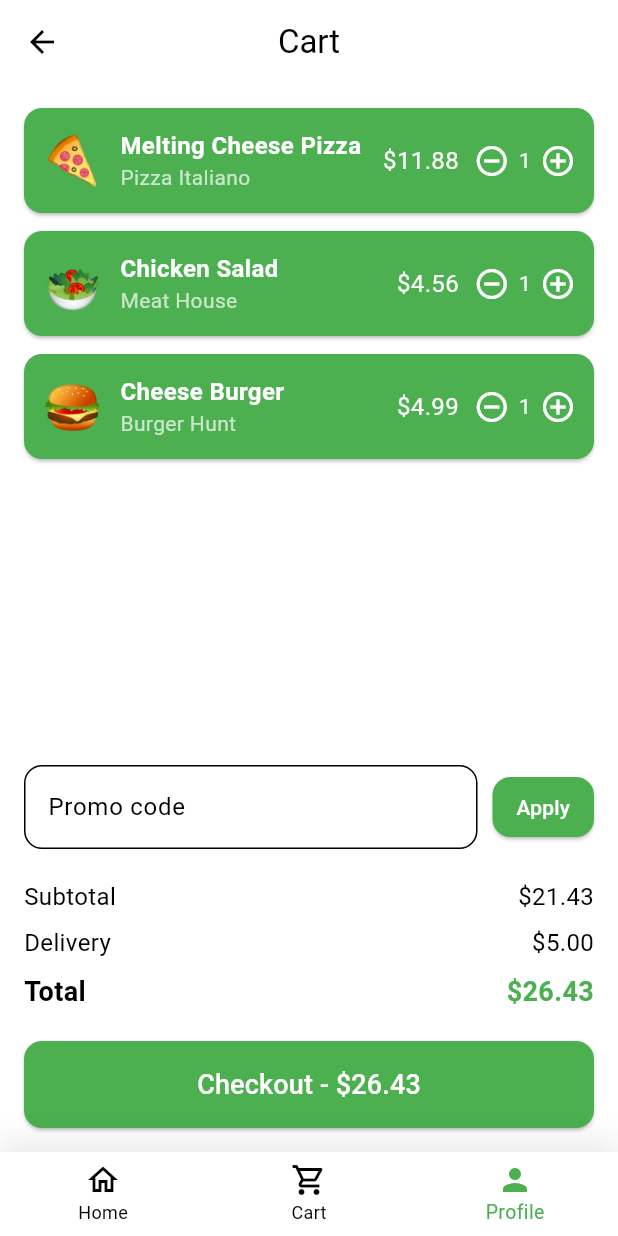
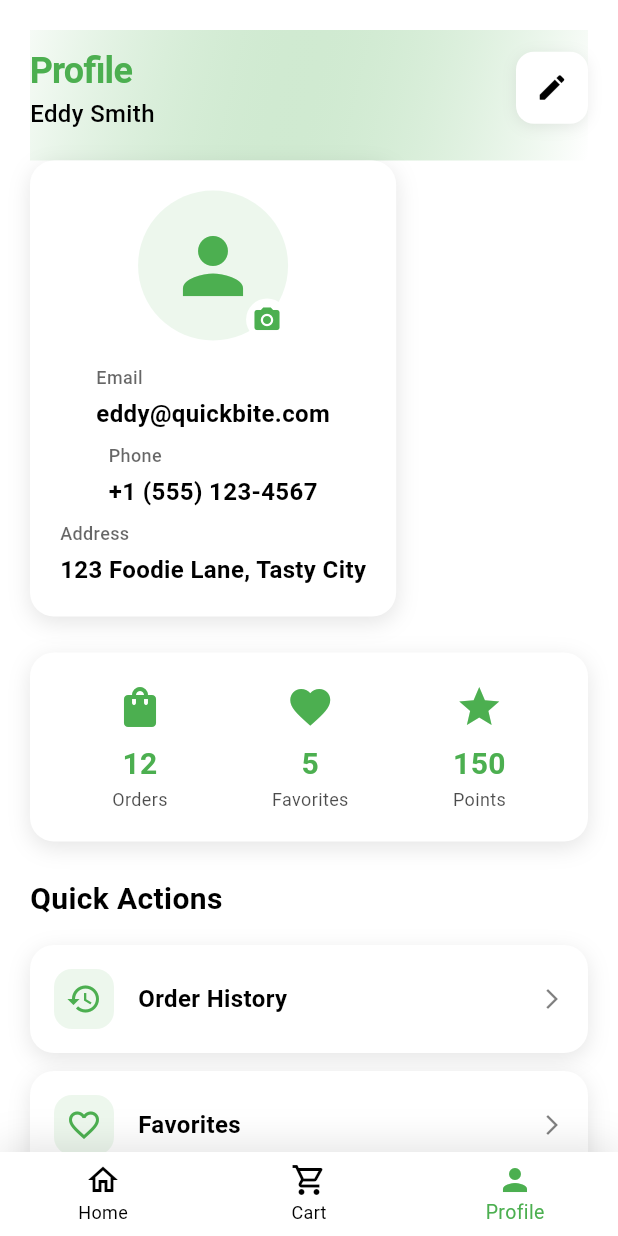
Before and after one commit to kinzy469/quickbite, a Flutter app: the screen it shows after launch, item 3 of the bottom bar chosen, on a phone screen of 412 x 824 dp. Run offline on Flutter 3.47's test engine with Material 3 defaults, Android fonts, the phone set to English and light mode, and no system bars.

Commit message:
just updated the profile screen

```diff
--- a/lib/presentation/screens/home/Home.dart
+++ b/lib/presentation/screens/home/Home.dart
@@ -1,7 +1,7 @@
 import 'package:flutter/material.dart';
 import 'package:quickbite/core/constants/colors.dart';
 import 'package:quickbite/presentation/screens/home/cart/cart.dart';
-import 'package:quickbite/presentation/screens/screen3.dart';
+import 'package:quickbite/presentation/screens/home/profile/profile.dart';
 import 'package:quickbite/widgets/common/icon_button.dart';
 import 'package:quickbite/widgets/home/category_card.dart';
 import 'package:quickbite/widgets/home/product_card.dart';
--- /dev/null
+++ b/lib/presentation/screens/home/profile/profile.dart
@@ -0,0 +1,324 @@
+import 'package:flutter/material.dart';
+import 'package:quickbite/core/constants/colors.dart';
+import 'package:quickbite/core/constants/text_styles.dart';
+import 'package:quickbite/widgets/common/icon_button.dart';
+
+class ProfileScreen extends StatelessWidget {
+  const ProfileScreen({super.key});
+
+  @override
+  Widget build(BuildContext context) {
+    return SafeArea(
+      child: SingleChildScrollView(
+        child: Padding(
+          padding: const EdgeInsets.all(20),
+          child: Column(
+            crossAxisAlignment: CrossAxisAlignment.start,
+            children: [
+              // Profile Header
+              Container(
+                decoration: BoxDecoration(
+                  gradient: LinearGradient(
+                    begin: Alignment.topLeft,
+                    end: Alignment.bottomRight,
+                    colors: [
+                      AppColors.primary.withOpacity(0.05),
+                      Theme.of(context).scaffoldBackgroundColor,
+                    ],
+                  ),
+                ),
+                child: Padding(
+                  padding: const EdgeInsets.fromLTRB(0, 10, 0, 20),
+                  child: Column(
+                    children: [
+                      Row(
+                        mainAxisAlignment: MainAxisAlignment.spaceBetween,
+                        children: [
+                          Column(
+                            crossAxisAlignment: CrossAxisAlignment.start,
+                            children: [
+                              Text(
+                                'Profile',
+                                style: TextStyle(
+                                  fontSize: 24,
+                                  fontWeight: FontWeight.bold,
+                                  color: AppColors.primary,
+                                  letterSpacing: -0.5,
+                                ),
+                              ),
+                              Text(
+                                'Eddy Smith',
+                                style: TextStyle(
+                                  fontSize: 16,
+                                  fontWeight: FontWeight.w500,
+                                  color: Theme.of(context).colorScheme.onBackground,
+                                ),
+                              ),
+                            ],
+                          ),
+                          Row(
+                            children: [
+                              IconButtonWidget(
+                                icon: Icons.edit_rounded,
+                                onPressed: () {
+                                  // Edit profile logic
+                                  print('Editing profile');
+                                },
+                              ),
+                            ],
+                          ),
+                        ],
+                      ),
+                    ],
+                  ),
+                ),
+              ),
+
+              // Profile Picture and Info
+              Container(
+                padding: const EdgeInsets.all(20),
+                decoration: BoxDecoration(
+                  color: Theme.of(context).colorScheme.surface,
+                  borderRadius: BorderRadius.circular(16),
+                  boxShadow: [
+                    BoxShadow(
+                      color: Theme.of(context).colorScheme.shadow.withOpacity(0.1),
+                      blurRadius: 12,
+                      offset: const Offset(0, 4),
+                    ),
+                  ],
+                ),
+                child: Column(
+                  children: [
+                    // Profile Image
+                    Stack(
+                      children: [
+                        CircleAvatar(
+                          radius: 50,
+                          backgroundColor: AppColors.primary.withOpacity(0.1),
+                          child: Icon(
+                            Icons.person,
+                            size: 60,
+                            color: AppColors.primary,
+                          ),
+                        ),
+                        Positioned(
+                          bottom: 0,
+                          right: 0,
+                          child: Container(
+                            padding: const EdgeInsets.all(4),
+                            decoration: const BoxDecoration(
+                              color: Colors.white,
+                              shape: BoxShape.circle,
+                            ),
+                            child: Icon(
+                              Icons.camera_alt,
+                              size: 20,
+                              color: AppColors.primary,
+                            ),
+                          ),
+                        ),
+                      ],
+                    ),
+                    const SizedBox(height: 16),
+                    // User Details
+                    _buildProfileDetail(context, 'Email', 'eddy@quickbite.com'),
+                    const SizedBox(height: 8),
+                    _buildProfileDetail(context, 'Phone', '+1 (555) 123-4567'),
+                    const SizedBox(height: 8),
+                    _buildProfileDetail(context, 'Address', '123 Foodie Lane, Tasty City'),
+                  ],
+                ),
+              ),
+
+              const SizedBox(height: 24),
+
+              // Stats Section
+              Container(
+                padding: const EdgeInsets.all(20),
+                decoration: BoxDecoration(
+                  color: Theme.of(context).colorScheme.surface,
+                  borderRadius: BorderRadius.circular(16),
+                  boxShadow: [
+                    BoxShadow(
+                      color: Theme.of(context).colorScheme.shadow.withOpacity(0.1),
+                      blurRadius: 12,
+                      offset: const Offset(0, 4),
+                    ),
+                  ],
+                ),
+                child: Row(
+                  mainAxisAlignment: MainAxisAlignment.spaceAround,
+                  children: [
+                    _buildStatCard(context, 'Orders', '12', Icons.shopping_bag),
+                    _buildStatCard(context, 'Favorites', '5', Icons.favorite),
+                    _buildStatCard(context, 'Points', '150', Icons.star),
+                  ],
+                ),
+              ),
+
+              const SizedBox(height: 24),
+
+              // Quick Actions
+              Text(
+                'Quick Actions',
+                style: TextStyle(
+                  fontSize: 20,
+                  fontWeight: FontWeight.bold,
+                  color: Theme.of(context).colorScheme.onBackground,
+                ),
+              ),
+              const SizedBox(height: 16),
+              _buildActionCard(context, Icons.history, 'Order History', () {
+                print('Viewing order history');
+              }),
+              _buildActionCard(context, Icons.favorite_border, 'Favorites', () {
+                print('Viewing favorites');
+              }),
+              _buildActionCard(context, Icons.settings, 'Settings', () {
+                print('Opening settings');
+              }),
+              _buildActionCard(context, Icons.help_outline, 'Help & Support', () {
+                print('Opening help');
+              }),
+
+              const SizedBox(height: 32),
+
+              // Logout Button
+              SizedBox(
+                width: double.infinity,
+                child: OutlinedButton(
+                  onPressed: () {
+                    print('Logging out');
+                    // Logout logic
+                  },
+                  style: OutlinedButton.styleFrom(
+                    foregroundColor: Colors.red,
+                    side: const BorderSide(color: Colors.red),
+                    padding: const EdgeInsets.symmetric(vertical: 16),
+                    shape: RoundedRectangleBorder(
+                      borderRadius: BorderRadius.circular(12),
+                    ),
+                  ),
+                  child: const Text(
+                    'Logout',
+                    style: TextStyle(
+                      fontSize: 18,
+                      fontWeight: FontWeight.bold,
+                    ),
+                  ),
+                ),
+              ),
+            ],
+          ),
+        ),
+      ),
+    );
+  }
+
+  Widget _buildProfileDetail(BuildContext context, String label, String value) {
+    return Column(
+      crossAxisAlignment: CrossAxisAlignment.start,
+      children: [
+        Text(
+          label,
+          style: TextStyle(
+            fontSize: 12,
+            color: Theme.of(context).colorScheme.onSurface.withOpacity(0.6),
+            fontWeight: FontWeight.w500,
+          ),
+        ),
+        const SizedBox(height: 4),
+        Text(
+          value,
+          style: TextStyle(
+            fontSize: 16,
+            color: Theme.of(context).colorScheme.onSurface,
+            fontWeight: FontWeight.w600,
+          ),
+        ),
+      ],
+    );
+  }
+
+  Widget _buildStatCard(BuildContext context, String label, String value, IconData icon) {
+    return Column(
+      children: [
+        Icon(
+          icon,
+          size: 32,
+          color: AppColors.primary,
+        ),
+        const SizedBox(height: 8),
+        Text(
+          value,
+          style: const TextStyle(
+            fontSize: 20,
+            fontWeight: FontWeight.bold,
+            color: AppColors.primary,
+          ),
+        ),
+        Text(
+          label,
+          style: TextStyle(
+            fontSize: 12,
+            color: Theme.of(context).colorScheme.onSurface.withOpacity(0.7),
+          ),
+        ),
+      ],
+    );
+  }
+
+  Widget _buildActionCard(BuildContext context, IconData icon, String title, VoidCallback onTap) {
+    return GestureDetector(
+      onTap: onTap,
+      child: Container(
+        padding: const EdgeInsets.all(16),
+        margin: const EdgeInsets.only(bottom: 12),
+        decoration: BoxDecoration(
+          color: Theme.of(context).colorScheme.surface,
+          borderRadius: BorderRadius.circular(16),
+          boxShadow: [
+            BoxShadow(
+              color: Theme.of(context).colorScheme.shadow.withOpacity(0.1),
+              blurRadius: 12,
+              offset: const Offset(0, 4),
+            ),
+          ],
+        ),
+        child: Row(
+          children: [
+            Container(
+              padding: const EdgeInsets.all(8),
+              decoration: BoxDecoration(
+                color: AppColors.primary.withOpacity(0.1),
+                borderRadius: BorderRadius.circular(12),
+              ),
+              child: Icon(
+                icon,
+                color: AppColors.primary,
+                size: 24,
+              ),
+            ),
+            const SizedBox(width: 16),
+            Expanded(
+              child: Text(
+                title,
+                style: TextStyle(
+                  fontSize: 16,
+                  fontWeight: FontWeight.w600,
+                  color: Theme.of(context).colorScheme.onSurface,
+                ),
+              ),
+            ),
+            Icon(
+              Icons.arrow_forward_ios,
+              size: 16,
+              color: Theme.of(context).colorScheme.onSurface.withOpacity(0.5),
+            ),
+          ],
+        ),
+      ),
+    );
+  }
+}
--- a/lib/presentation/screens/screen3.dart
+++ /dev/null
@@ -1,217 +0,0 @@
-import 'package:flutter/material.dart';
-
-class ProfileScreen extends StatelessWidget {
-  const ProfileScreen({super.key});
-
-  @override
-  Widget build(BuildContext context) {
-    // 👇 Reusable cart item function
-    Widget buildCartItem({
-      required String title,
-      required String subtitle,
-      required double price,
-      required String emoji,
-    }) {
-      return Card(
-        color: Colors.green, // 👈 Green background for the card
-        margin: const EdgeInsets.only(bottom: 12),
-        shape: RoundedRectangleBorder(borderRadius: BorderRadius.circular(12)),
-        child: Padding(
-          padding: const EdgeInsets.all(12),
-          child: Row(
-            children: [
-              Text(emoji, style: const TextStyle(fontSize: 32)),
-              const SizedBox(width: 12),
-              Expanded(
-                child: Column(
-                  crossAxisAlignment: CrossAxisAlignment.start,
-                  children: [
-                    Text(
-                      title,
-                      style: const TextStyle(
-                        fontSize: 16,
-                        fontWeight: FontWeight.bold,
-                        color: Colors.white, // 👈 Title text color
-                      ),
-                    ),
-                    Text(
-                      subtitle,
-                      style: const TextStyle(
-                        fontSize: 14,
-                        color: Colors.white70, // 👈 Subtitle text color
-                      ),
-                    ),
-                  ],
-                ),
-              ),
-              Text(
-                '\$$price',
-                style: const TextStyle(
-                  fontSize: 16,
-                  color: Colors.white, // 👈 Price color
-                ),
-              ),
-              const SizedBox(width: 10),
-              Row(
-                children: const [
-                  Icon(
-                    Icons.remove_circle_outline,
-                    color: Colors.white,
-                  ), // 👈 Icon color
-                  SizedBox(width: 6),
-                  Text(
-                    '1',
-                    style: TextStyle(color: Colors.white),
-                  ), // 👈 Quantity color
-                  SizedBox(width: 6),
-                  Icon(
-                    Icons.add_circle_outline,
-                    color: Colors.white,
-                  ), // 👈 Icon color
-                ],
-              ),
-            ],
-          ),
-        ),
-      );
-    }
-
-    return Scaffold(
-      backgroundColor: Colors.white, // 👈 Set screen background to white
-      appBar: AppBar(
-        leading: GestureDetector(
-          onTap: () {
-            Navigator.pop(context); // 👈 Back button
-          },
-          child: CircleAvatar(
-            backgroundColor: Colors.white,
-            child: const Icon(Icons.arrow_back, color: Colors.black),
-          ),
-        ),
-        title: const Text('Cart', style: TextStyle(color: Colors.black)),
-        centerTitle: true,
-        backgroundColor: Colors.transparent,
-        elevation: 0,
-      ),
-      body: Padding(
-        padding: const EdgeInsets.all(16.0),
-        child: Column(
-          children: [
-            // 🧾 Cart Items
-            Expanded(
-              child: ListView(
-                children: [
-                  buildCartItem(
-                    title: 'Melting Cheese Pizza',
-                    subtitle: 'Pizza Italiano',
-                    price: 11.88,
-                    emoji: '🍕',
-                  ),
-                  buildCartItem(
-                    title: 'Chicken Salad',
-                    subtitle: 'Meat House',
-                    price: 4.56,
-                    emoji: '🥗',
-                  ),
-                  buildCartItem(
-                    title: 'Cheese Burger',
-                    subtitle: 'Burger Hunt',
-                    price: 4.99,
-                    emoji: '🍔',
-                  ),
-                ],
-              ),
-            ),
-
-            const SizedBox(height: 10),
-
-            // 🏷 Promo Code Section
-            Row(
-              children: [
-                Expanded(
-                  child: TextField(
-                    decoration: InputDecoration(
-                      hintText: 'Promo code',
-                      border: OutlineInputBorder(
-                        borderSide: const BorderSide(color: Colors.green),
-                        borderRadius: BorderRadius.circular(12),
-                      ),
-                    ),
-                  ),
-                ),
-                const SizedBox(width: 10),
-                ElevatedButton(
-                  style: ElevatedButton.styleFrom(
-                    backgroundColor: Colors.green,
-                    padding: const EdgeInsets.symmetric(horizontal: 16),
-                    shape: RoundedRectangleBorder(
-                      borderRadius: BorderRadius.circular(12),
-                    ),
-                  ),
-                  onPressed: () {}, child: const Text('Apply', style: TextStyle(color: Colors.white),)),
-              ],
-            ),
-
-            const SizedBox(height: 20),
-
-            // 💵 Price Summary
-            Row(
-              mainAxisAlignment: MainAxisAlignment.spaceBetween,
-              children: const [
-                Text('Subtotal', style: TextStyle(fontSize: 16, color: Colors.black)),
-                Text('\$21.43', style: TextStyle(fontSize: 16, color: Colors.black)),
-              ],
-            ),
-            const SizedBox(height: 8),
-            Row(
-              mainAxisAlignment: MainAxisAlignment.spaceBetween,
-              children: const [
-                Text('Delivery', style: TextStyle(fontSize: 16, color: Colors.black)),
-                Text('\$5.00', style: TextStyle(fontSize: 16, color: Colors.black)),
-              ],
-            ),
-            const SizedBox(height: 8),
-            Row(
-              mainAxisAlignment: MainAxisAlignment.spaceBetween,
-              children: const [
-                Text(
-                  'Total',
-                  style: TextStyle(fontSize: 18, fontWeight: FontWeight.bold, color: Colors.black),
-                ),
-                Text(
-                  '\$26.43',
-                  style: TextStyle(
-                    fontSize: 18,
-                    fontWeight: FontWeight.bold,
-                    color: Colors.green,
-                  ),
-                ),
-              ],
-            ),
-
-            const SizedBox(height: 20),
-
-            // ✅ Checkout Button
-            SizedBox(
-              width: double.infinity,
-              child: ElevatedButton(
-                style: ElevatedButton.styleFrom(
-                  backgroundColor: Colors.green,
-                  padding: const EdgeInsets.symmetric(vertical: 16),
-                  shape: RoundedRectangleBorder(
-                    borderRadius: BorderRadius.circular(12),
-                  ),
-                ),
-                onPressed: () {},
-                child: const Text(
-                  'Checkout - \$26.43',
-                  style: TextStyle(fontSize: 18, color: Colors.white),
-                ),
-              ),
-            ),
-          ],
-        ),
-      ),
-    );
-  }
-}
```
